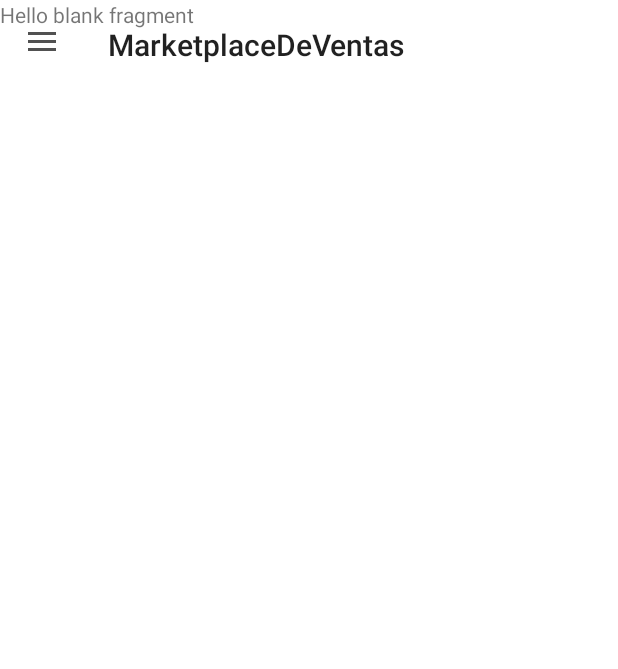
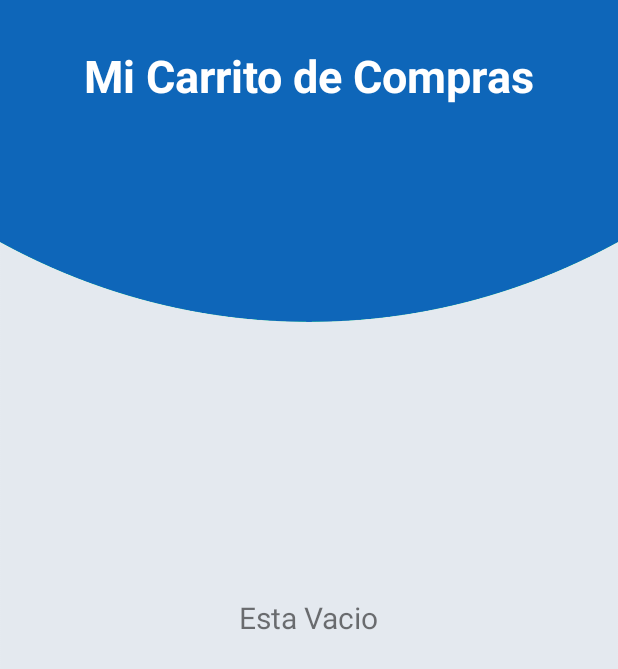
Before and after one commit to dewebsic/MarketplaceDeVentas, an Android app: the fragment BasketFragment placed in its activity, on a phone screen of 412 x 824 dp. Shown: the top 669 px of the screen. Run offline under Robolectric (Android 15) with nearby library versions, the phone set to English and light mode, and no system bars.

Commit message:
vista de carrito de compra agregada

```diff
--- a/app/src/main/res/layout/activity_main.xml
+++ b/app/src/main/res/layout/activity_main.xml
@@ -14,6 +14,7 @@
         android:layout_width="match_parent"
         android:layout_height="?attr/actionBarSize"
         layout="@layout/app_bar_main"
+        android:id="@+id/app"
         />
     <com.google.android.material.navigation.NavigationView
         android:layout_width="wrap_content"
--- a/app/src/main/res/layout/app_bar_main.xml
+++ b/app/src/main/res/layout/app_bar_main.xml
@@ -6,7 +6,7 @@
     android:layout_height="match_parent">
     <com.google.android.material.appbar.AppBarLayout
         android:layout_width="match_parent"
-        app:elevation="0dp"
+        app:elevation="1dp"
         android:fitsSystemWindows="true"
         android:layout_height="wrap_content"
         android:theme="@style/AppTheme.AppbarOverlay"
@@ -25,5 +25,6 @@
         android:layout_width="match_parent"
         android:layout_height="match_parent"
         android:id="@+id/frame"
-        android:layout_gravity="start"/>
+        android:layout_gravity="start"
+        app:layout_behavior="@string/appbar_scrolling_view_behavior"/>
 </androidx.coordinatorlayout.widget.CoordinatorLayout>
--- a/app/src/main/res/layout/fragment_basket.xml
+++ b/app/src/main/res/layout/fragment_basket.xml
@@ -1,14 +1,30 @@
 <?xml version="1.0" encoding="utf-8"?>
-<FrameLayout xmlns:android="http://schemas.android.com/apk/res/android"
+<RelativeLayout xmlns:android="http://schemas.android.com/apk/res/android"
     xmlns:tools="http://schemas.android.com/tools"
     android:layout_width="match_parent"
     android:layout_height="match_parent"
+    android:background="@drawable/backgroundashboard"
     tools:context=".BasketFragment">
 
     <!-- TODO: Update blank fragment layout -->
     <TextView
-        android:layout_width="match_parent"
-        android:layout_height="match_parent"
-        android:text="@string/hello_blank_fragment" />
+        android:id="@+id/title_view"
+        android:layout_width="wrap_content"
+        android:layout_height="wrap_content"
+        android:layout_centerHorizontal="true"
+        android:text="Mi Carrito de Compras"
+        android:textColor="#fff"
+        android:textStyle="bold"
+        android:textSize="30sp"
+        android:layout_marginTop="30dp"/>
 
-</FrameLayout>
+    <TextView
+        android:id="@+id/textView"
+        android:layout_width="wrap_content"
+        android:layout_height="wrap_content"
+        android:text="Esta Vacio"
+        android:textSize="20sp"
+        android:layout_centerVertical="true"
+        android:layout_centerHorizontal="true"/>
+
+</RelativeLayout>
--- a/app/src/main/res/layout/fragment_dashboard.xml
+++ b/app/src/main/res/layout/fragment_dashboard.xml
@@ -1,14 +1,17 @@
 <?xml version="1.0" encoding="utf-8"?>
-<RelativeLayout xmlns:android="http://schemas.android.com/apk/res/android"
+<FrameLayout xmlns:android="http://schemas.android.com/apk/res/android"
     xmlns:tools="http://schemas.android.com/tools"
     android:layout_width="match_parent"
-    android:layout_height="match_parent"
+    android:layout_height="wrap_content"
     android:background="@drawable/backgroundashboard"
     xmlns:app="http://schemas.android.com/apk/res-auto"
     tools:context=".dashboard"
     >
 
-    <!-- TODO: Update blank fragment layout -->
+   <RelativeLayout
+      android:layout_width="wrap_content"
+      android:layout_height="wrap_content">
+
       <TextView
           android:id="@+id/title_view"
           android:layout_width="wrap_content"
@@ -232,6 +235,7 @@
           </androidx.cardview.widget.CardView>
       </GridLayout>
 
+  </RelativeLayout>
 
 
-</RelativeLayout>
+</FrameLayout>
```
Lines whose indentation alone changed are shown as unchanged.
